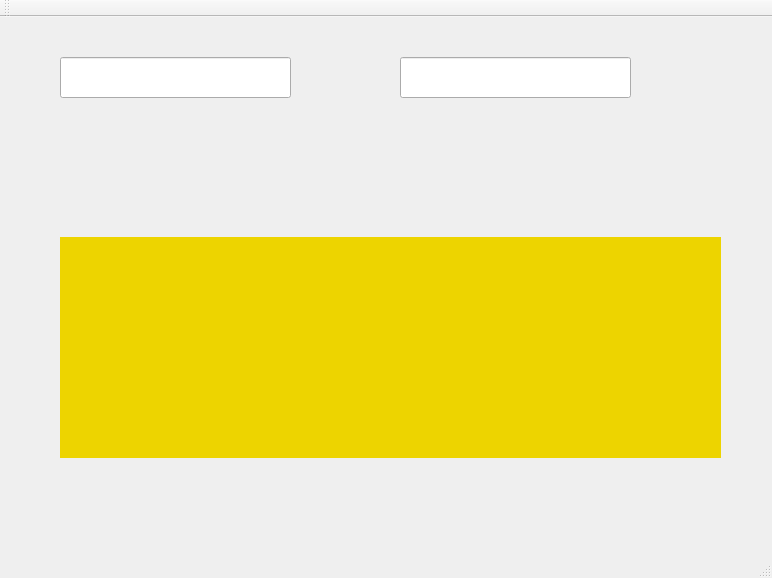
Qt form mainwindow.ui (shencanjun/Keyboard_demo) before a commit.
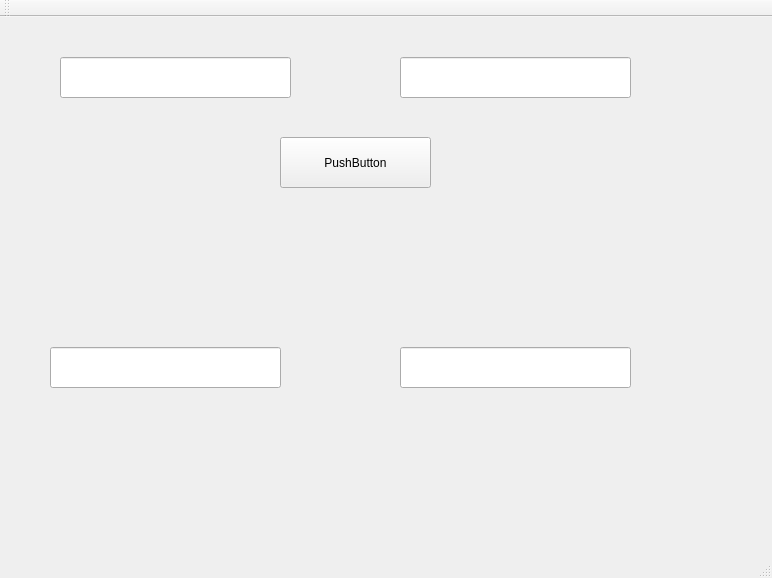
The same form after that commit.

Patch:
```diff
--- a/mainwindow.ui
+++ b/mainwindow.ui
@@ -34,17 +34,37 @@
      </rect>
     </property>
    </widget>
-   <widget class="QWidget" name="widget" native="true">
+   <widget class="QLineEdit" name="lineEdit_3">
     <property name="geometry">
      <rect>
-      <x>60</x>
-      <y>220</y>
-      <width>661</width>
-      <height>221</height>
+      <x>50</x>
+      <y>330</y>
+      <width>231</width>
+      <height>41</height>
      </rect>
     </property>
-    <property name="styleSheet">
-     <string notr="true">background-color: rgb(237, 212, 0);</string>
+   </widget>
+   <widget class="QLineEdit" name="lineEdit_4">
+    <property name="geometry">
+     <rect>
+      <x>400</x>
+      <y>330</y>
+      <width>231</width>
+      <height>41</height>
+     </rect>
+    </property>
+   </widget>
+   <widget class="QPushButton" name="pushButton">
+    <property name="geometry">
+     <rect>
+      <x>280</x>
+      <y>120</y>
+      <width>151</width>
+      <height>51</height>
+     </rect>
+    </property>
+    <property name="text">
+     <string>PushButton</string>
     </property>
    </widget>
   </widget>
```
